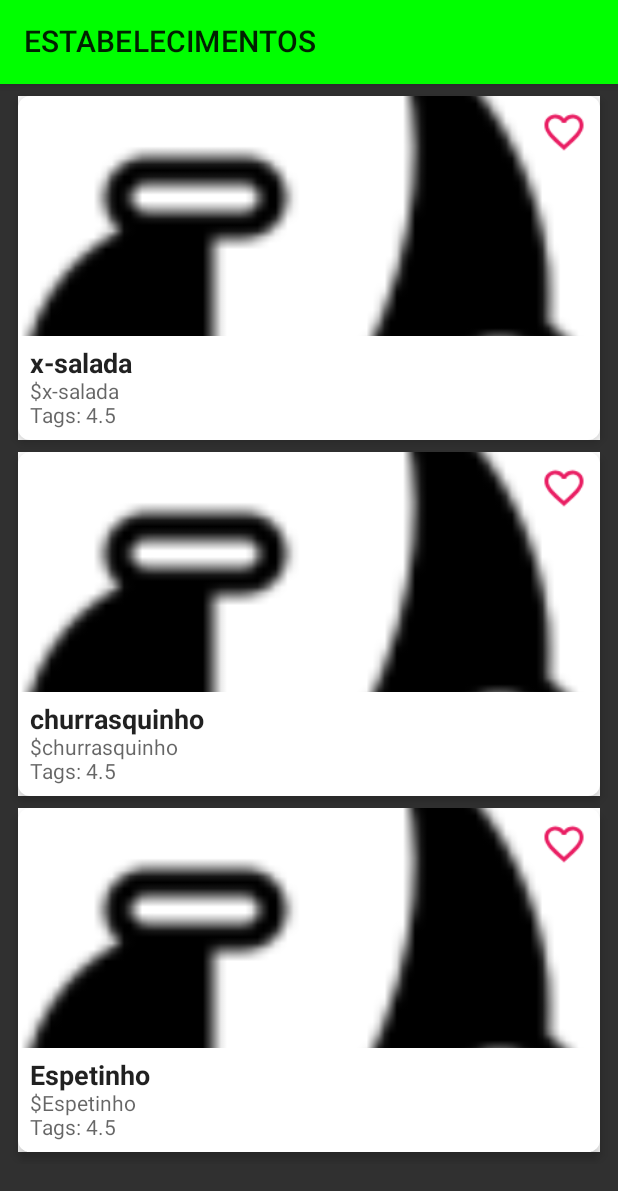
After one commit to MiltonDevSis/iChef, an Android app built with Jetpack Compose: the StoreActivity screen opened directly, with no data from a screen before it, on a phone screen of 412 x 824 dp. The commit adds this screen. Shown: the top 1191 px of the screen. Run offline under Robolectric (Android 15) with nearby library versions, the phone set to English and light mode, and no system bars; our stand-ins replace Dagger/Hilt's generated code.

Commit message:
Criado prototipo da tela de estabelecimentos

```diff
--- /dev/null
+++ b/app/src/main/java/com/mpfcoding/ichef_app/presentation/presentation/stores/StoreActivity.kt
@@ -0,0 +1,49 @@
+package com.mpfcoding.ichef_app.presentation.presentation.stores
+
+import android.os.Bundle
+import androidx.activity.ComponentActivity
+import androidx.activity.compose.setContent
+import androidx.activity.viewModels
+import androidx.compose.foundation.layout.Arrangement
+import androidx.compose.foundation.layout.Column
+import androidx.compose.foundation.layout.PaddingValues
+import androidx.compose.foundation.lazy.LazyColumn
+import androidx.compose.foundation.lazy.items
+import androidx.compose.material.Text
+import androidx.compose.material.TopAppBar
+import androidx.compose.ui.graphics.Color
+import androidx.compose.ui.unit.dp
+import com.mpfcoding.ichef_app.core.domain.Store
+import com.mpfcoding.ichef_app.core.domain.stores
+import com.mpfcoding.ichef_app.presentation.presentation.stores.components.StoreCard
+import com.mpfcoding.ichef_app.presentation.theme.IChef_appTheme
+import dagger.hilt.android.AndroidEntryPoint
+
+@AndroidEntryPoint
+class StoreActivity : ComponentActivity() {
+
+    //private val viewModel: StoreViewModel by viewModels()
+
+    override fun onCreate(savedInstanceState: Bundle?) {
+        super.onCreate(savedInstanceState)
+        setContent {
+            IChef_appTheme {
+                Column {
+                    TopAppBar(
+                        title = { Text(text = "ESTABELECIMENTOS") },
+                        backgroundColor = Color.Green,
+                    )
+                    LazyColumn(
+                        contentPadding = PaddingValues(horizontal = 12.dp, vertical = 8.dp),
+                        verticalArrangement = Arrangement.spacedBy(8.dp),
+                        content = {
+                            items(stores) { item: Store ->
+                                StoreCard(store = item)
+                            }
+                        }
+                    )
+                }
+            }
+        }
+    }
+}
--- /dev/null
+++ b/app/src/main/java/com/mpfcoding/ichef_app/presentation/presentation/stores/components/FavoriteButton.kt
@@ -0,0 +1,46 @@
+package com.mpfcoding.ichef_app.presentation.presentation.stores.components
+
+import androidx.compose.material.Icon
+import androidx.compose.material.IconToggleButton
+import androidx.compose.material.icons.Icons
+import androidx.compose.material.icons.filled.Favorite
+import androidx.compose.material.icons.filled.FavoriteBorder
+import androidx.compose.runtime.Composable
+import androidx.compose.runtime.getValue
+import androidx.compose.runtime.mutableStateOf
+import androidx.compose.runtime.remember
+import androidx.compose.runtime.setValue
+import androidx.compose.ui.Modifier
+import androidx.compose.ui.graphics.Color
+import androidx.compose.ui.graphics.graphicsLayer
+
+@Composable
+fun FavoriteButton(
+    modifier: Modifier = Modifier,
+    color: Color = Color(0xffE91E63)
+) {
+
+    var isFavorite by remember { mutableStateOf(false) }
+
+    IconToggleButton(
+        checked = isFavorite,
+        onCheckedChange = {
+            isFavorite = !isFavorite
+        }
+    ) {
+        Icon(
+            tint = color,
+            modifier = modifier.graphicsLayer {
+                scaleX = 1.3f
+                scaleY = 1.3f
+            },
+            imageVector = if (isFavorite) {
+                Icons.Filled.Favorite
+            } else {
+                Icons.Default.FavoriteBorder
+            },
+            contentDescription = null
+        )
+    }
+
+}
--- /dev/null
+++ b/app/src/main/java/com/mpfcoding/ichef_app/presentation/presentation/stores/components/StoreCard.kt
@@ -0,0 +1,89 @@
+package com.mpfcoding.ichef_app.presentation.presentation.stores.components
+
+import android.annotation.SuppressLint
+import androidx.compose.foundation.Image
+import androidx.compose.foundation.background
+import androidx.compose.foundation.clickable
+import androidx.compose.foundation.layout.Box
+import androidx.compose.foundation.layout.Column
+import androidx.compose.foundation.layout.fillMaxSize
+import androidx.compose.foundation.layout.fillMaxWidth
+import androidx.compose.foundation.layout.height
+import androidx.compose.foundation.layout.padding
+import androidx.compose.foundation.shape.RoundedCornerShape
+import androidx.compose.material.Card
+import androidx.compose.material.ContentAlpha
+import androidx.compose.material.LocalContentAlpha
+import androidx.compose.material.Text
+import androidx.compose.runtime.Composable
+import androidx.compose.runtime.CompositionLocalProvider
+import androidx.compose.ui.Alignment
+import androidx.compose.ui.Modifier
+import androidx.compose.ui.graphics.Color
+import androidx.compose.ui.layout.ContentScale
+import androidx.compose.ui.res.painterResource
+import androidx.compose.ui.text.font.FontWeight
+import androidx.compose.ui.unit.dp
+import androidx.compose.ui.unit.sp
+import com.mpfcoding.ichef_app.R
+import com.mpfcoding.ichef_app.core.domain.Store
+
+@SuppressLint("ModifierParameter")
+@Composable
+fun StoreCard(
+    store: Store,
+    modifier: Modifier = Modifier
+        .fillMaxWidth()
+        .height(160.dp)
+) {
+    Card(
+        modifier = Modifier
+            .background(Color.White)
+            .clickable(
+                onClick = {}
+            ),
+        elevation = 4.dp,
+        shape = RoundedCornerShape(8.dp)
+    ) {
+
+        Box(contentAlignment = Alignment.TopEnd) {
+
+            Column(modifier = Modifier.fillMaxSize()) {
+
+                Image(
+                    contentScale = ContentScale.Crop,
+                    modifier = modifier,
+                    painter = painterResource(
+                        R.drawable.icon_scooter_64
+                    ),
+                    contentDescription = null
+                )
+
+                Column(modifier = Modifier.padding(8.dp)) {
+                    Text(
+//                        color = textColor,
+                        fontSize = 18.sp,
+                        fontWeight = FontWeight.Bold,
+                        text = store.name
+                    )
+                    CompositionLocalProvider(LocalContentAlpha provides ContentAlpha.medium) {
+                        Text(
+                            fontSize = 14.sp,
+                            text = "$${store.name}"
+                        )
+                        Text(
+                            fontSize = 14.sp,
+                            text = "Tags: ${store.stars}"
+                        )
+                    }
+                }
+            }
+
+            FavoriteButton(
+                modifier = Modifier
+                    .padding(12.dp),
+//                color = textColor
+            )
+        }
+    }
+}
```
Also changed, not shown: app/src/main/AndroidManifest.xml (+10 -0 lines), app/src/main/java/com/mpfcoding/ichef_app/core/domain/Store.kt (added, +59 -0 lines), app/src/main/java/com/mpfcoding/ichef_app/presentation/presentation/intro/IntroActivity.kt (+8 -7 lines), app/src/main/java/com/mpfcoding/ichef_app/presentation/presentation/stores/StoreViewModel.kt (added, +8 -0 lines).
